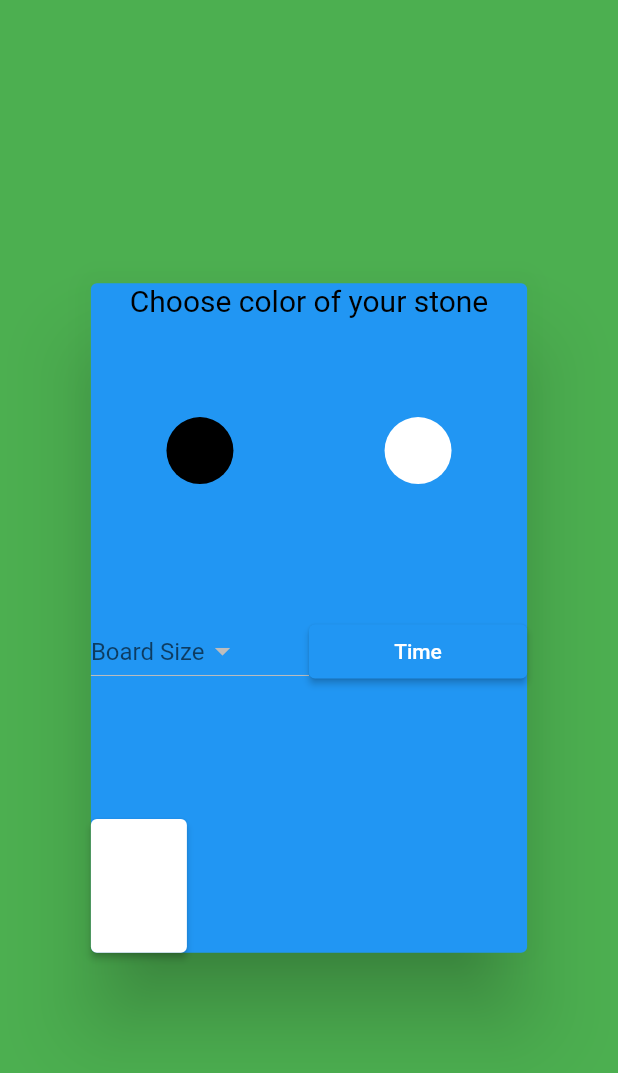
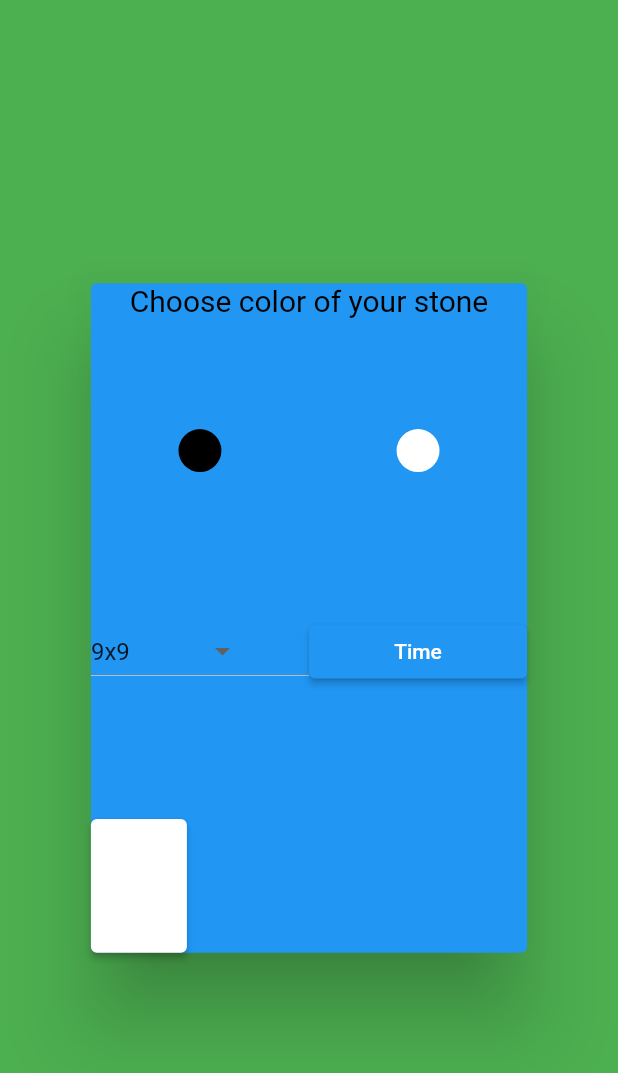
Before and after one commit to avnotaklu/FossGoApp, a Flutter app: the screen it shows once a user with an empty profile is signed in, after a tap on "join game", after a tap on "enter game", on a phone screen of 412 x 824 dp. Shown: the top 1073 px of the screen. Run offline on Flutter 3.47's test engine with Material 2 defaults, Android fonts, the phone set to English and light mode, and no system bars; our stand-ins replace cloud_firestore, firebase_auth, firebase_core, firebase_database, flutter_signin_button, google_sign_in and 2 more; missing offline and left inert: dart:ffi; accounts and stored records are empty.

Commit message:
Game start screen can add two players

```diff
--- a/lib/constants/constants.dart
+++ b/lib/constants/constants.dart
@@ -1 +1,2 @@
 const String title = "Go";
+const List<String> boardsizes = ["9x9", "13x13", "19x19"];
--- a/lib/gameplay.dart
+++ b/lib/gameplay.dart
@@ -36,7 +36,7 @@ class GameData extends InheritedWidget {
     UiData.timerController[turn % 2].pause();
     // turn = turn %2 == 0 ? 1 : 0;
     var thisGame =
-        MultiplayerData.of(context)?.database.child('game').child(match.id);
+        MultiplayerData.of(context)?.database.child('game').child(match.id as String);
     thisGame
         ?.child('moves')
         .update({(match.turn).toString(): position.toString()});
@@ -46,7 +46,7 @@ class GameData extends InheritedWidget {
   }
 
   DatabaseReference? getMatch(BuildContext context) {
-    return MultiplayerData.of(context)?.database.child('game').child(match.id);
+    return MultiplayerData.of(context)?.database.child('game').child(match.id as String);
   }
 
   get turn => match.turn;
@@ -310,7 +310,7 @@ class StoneLogic extends InheritedWidget {
     var map_ref = MultiplayerData.of(context)
         ?.database
         .child('game')
-        .child(GameData.of(context)!.match.id)
+        .child(GameData.of(context)!.match.id as String)
         .child('playgroundMap');
 
     if (checkInsertable(position)) {
--- a/lib/main.dart
+++ b/lib/main.dart
@@ -1,5 +1,6 @@
 import 'package:firebase_auth/firebase_auth.dart';
 // import 'package:/share/share.dart';
+import 'constants/constants.dart' as Constants;
 import 'package:flutter/cupertino.dart';
 import 'package:flutter/material.dart';
 import 'package:flutter/rendering.dart';
@@ -62,29 +63,39 @@ class GameScreen extends StatelessWidget {
   Widget build(BuildContext context) {
     var authBloc = Provider.of<AuthBloc>(context, listen: false);
 
-    authBloc.currentUser.listen((user) {
+    var newPlace;
     if (match == null) {
-        print("hurray");
-        var newPlace = MultiplayerData.of(context)?.game_ref.push();
-        match = GameMatch(9, 9, 5 * 60, newPlace.key,
-            {0: user?.uid, 1: null}); // Don't delete default values 0 or 1
-        // Json parser depends on it.
+      match = GameMatch.empty();
+      newPlace = MultiplayerData.of(context)?.game_ref.push();
+      match?.id = newPlace.key.toString();
       newPlace.set(match?.toJson());
-        // game = Game(0, match as GameMatch);
-      } else {
-        if (match?.uid[1] == null) {
-          match?.uid[1] = user?.uid;
-          MultiplayerData.of(context)
-              ?.gameRef
-              .child(match?.id.toString())
-              .child('uid')
-              .update({1.toString(): user?.uid.toString()});
     }
+    else {
+      newPlace = MultiplayerData.of(context)?.game_ref.child(match?.id.toString());
     }
-    });
+//     authBloc.currentUser.listen((user) {
+//       if (match == null) {
+//         print("hurray");
+//         var newPlace = MultiplayerData.of(context)?.game_ref.push();
+//         // match = GameMatch(9, 9, 5 * 60, newPlace.key,
+//         //     {0: user?.uid, 1: null}); // Don't delete default values 0 or 1
+//         // // Json parser depends on it.
+//         // newPlace.set(match?.toJson());
+//         // game = Game(0, match as GameMatch);
+//       } else {
+//         if (match?.uid?[1] == null) {
+//           match?.uid?[1] = user?.uid;
+//           MultiplayerData.of(context)
+//               ?.gameRef
+//               .child(match?.id.toString())
+//               .child('uid')
+//               .update({1.toString(): user?.uid.toString()});
+//         }
+//       }
+//     });
 
-    return Stack(children: [
-      Positioned.fill(
+    var curBoardSize = Constants.boardsizes[0];
+    return Positioned.fill(
         child: Container(
       child: FractionallySizedBox(
           widthFactor: 0.9,
@@ -106,12 +117,31 @@ class GameScreen extends StatelessWidget {
                         child: Row(
                             mainAxisAlignment: MainAxisAlignment.spaceAround,
                             children: [
-                                Container(),
-                                Expanded(
-                                    child: Stone(Colors.black, Position(0, 0))),
-                                Expanded(
-                                    child: Stone(Colors.white, Position(0, 0)))
+                              IconButton(
+                                  onPressed: () => {
+                                        match?.uid[0] =
+                                            MultiplayerData.of(context)
+                                                ?.curUser
+                                                .uid
+                                                .toString()
+                                      },
+                                  icon: Expanded(
+                                      child:
+                                          Stone(Colors.black, Position(0, 0)))),
+                              IconButton(
+                                  onPressed: () => {
+                                        match?.uid[1] =
+                                            MultiplayerData.of(context)
+                                                ?.curUser
+                                                .uid
+                                                .toString()
+                                      },
+                                  icon: Expanded(
+                                      child:
+                                          Stone(Colors.white, Position(0, 0)))),
                             ])),
+                    StatefulBuilder(
+                        builder: (BuildContext context, StateSetter setState) =>
                             Expanded(
                               flex: 5,
                               child: Row(
@@ -119,14 +149,31 @@ class GameScreen extends StatelessWidget {
                                   Expanded(
                                       flex: 1,
                                       child: DropdownButton(
-                                    hint: Text("Board Size"), items: [])),
+                                        value: curBoardSize,
+                                        hint: Text("Board Size"),
+                                        items: Constants.boardsizes
+                                            .map((String items) {
+                                          return DropdownMenuItem(
+                                            value: items,
+                                            child: Text(items),
+                                          );
+                                        }).toList(),
+                                        onChanged: (String? newValue) {
+                                          curBoardSize = newValue ?? "null";
+                                          match?.rows = int.parse(
+                                              newValue!.split("x")[0]);
+                                          match?.cols = int.parse(
+                                              newValue!.split("x")[1]);
+                                        },
+                                      )),
                                   Expanded(
                                       flex: 1,
                                       child: Row(children: [
                                         Expanded(
                                           flex: 2,
                                           child: ElevatedButton(
-                                      child: Container(child: Text("Time")),
+                                            child:
+                                                Container(child: Text("Time")),
                                             onPressed: () => showDialog(
                                               context: context,
                                               builder: (context) => Center(
@@ -135,7 +182,8 @@ class GameScreen extends StatelessWidget {
                                                   widthFactor: 1.0,
                                                   child: Dialog(
                                                     child: CupertinoTimerPicker(
-                                                  mode: CupertinoTimerPickerMode
+                                                        mode:
+                                                            CupertinoTimerPickerMode
                                                                 .hms,
                                                         onTimerDurationChanged:
                                                             (value) {
@@ -152,7 +200,7 @@ class GameScreen extends StatelessWidget {
                                       ])),
                                 ],
                               ),
-                      ),
+                            )),
                     Expanded(
                       flex: 2,
                       child: Row(children: [
@@ -162,6 +210,10 @@ class GameScreen extends StatelessWidget {
                               backgroundColor:
                                   MaterialStateProperty.all(Colors.white)),
                           onPressed: () {
+                            newPlace.set(match?.toJson());
+                            if ((match?.isComplete() ?? false) &&
+                                ((match?.bothPlayers().contains(null) ==
+                                    false))) {
                               Navigator.pushReplacement(
                                 context,
                                 MaterialPageRoute<void>(
@@ -169,6 +221,15 @@ class GameScreen extends StatelessWidget {
                                       Game(0, match as GameMatch),
                                 ),
                               );
+                            } else {
+                              Navigator.pushReplacement(
+                                context,
+                                MaterialPageRoute<void>(
+                                  builder: (BuildContext context) =>
+                                      const Text("Match wasn't created"),
+                                ),
+                              );
+                            }
                           },
                           child: Container(),
                         ),
@@ -176,7 +237,6 @@ class GameScreen extends StatelessWidget {
                     ),
                   ]))),
       decoration: BoxDecoration(color: Colors.green),
-      )),
-    ]);
+    ));
   }
 }
--- a/lib/playfield/board.dart
+++ b/lib/playfield/board.dart
@@ -117,7 +117,7 @@ class _StoneLayoutGridState extends State<StoneLayoutGrid> {
     MultiplayerData.of(context)
         ?.database
         .child('game')
-        .child(GameData.of(context)!.match.id)
+        .child(GameData.of(context)!.match.id as String)
         .child('moves')
         .onValue
         .listen((event) {
@@ -140,7 +140,7 @@ class _StoneLayoutGridState extends State<StoneLayoutGrid> {
     MultiplayerData.of(context)
         ?.database
         .child('game')
-        .child(GameData.of(context)!.match.id)
+        .child(GameData.of(context)!.match.id as String)
         .child('turn')
         .onValue
         .listen((event) {
--- a/lib/playfield/cell.dart
+++ b/lib/playfield/cell.dart
@@ -52,7 +52,7 @@ class _CellState extends State<Cell> {
           return GestureDetector(
             onTap: () {
               MultiplayerData.of(context)?.move_ref.set({'pos' :  widget.position.toString()});
-              if ((StoneLogic.of(context)?.playground_Map[widget.position] == null) && (GameData.of(context)?.match.uid[GameData.of(context)?.turn % 2]) == MultiplayerData.of(context)?.curUser.uid) { // If position is null and this is users turn, place stone
+              if ((StoneLogic.of(context)?.playground_Map[widget.position] == null) && (GameData.of(context)?.match.uid?[GameData.of(context)?.turn % 2]) == MultiplayerData.of(context)?.curUser.uid) { // If position is null and this is users turn, place stone
                 setState(() {
                   if (StoneLogic.of(context)?.handleStoneUpdate(widget.position, context) ??  true) // TODO revisit this and make sure it does the right thing
                   {
--- a/lib/playfield/game.dart
+++ b/lib/playfield/game.dart
@@ -1,11 +1,14 @@
+import 'dart:collection';
 import 'dart:math';
 
 import 'package:firebase_auth/firebase_auth.dart';
 import 'package:firebase_database/firebase_database.dart';
 import 'package:flutter/material.dart';
+import 'package:go/playfield/stone.dart';
 import 'package:go/services/auth_bloc.dart';
 import 'package:go/utils/models.dart';
 import 'package:go/ui/game_ui.dart';
+import 'package:go/utils/position.dart';
 import 'package:provider/provider.dart';
 import 'dart:core';
 import '../gameplay.dart';
@@ -22,9 +25,9 @@ class Game extends StatelessWidget {
   GameMatch match;
 
   Game(this.playerTurn, this.match) // Board
-      : board = Board(match.rows, match.cols, match.playgroundMap) {
+      : board = Board(match.rows as int, match.cols as int, match.playgroundMap as Map<Position?,Stone?>) {
     print('moves');
-    match.moves.forEach((element) {
+    match.moves?.forEach((element) {
       print(element.toString());
     });
     print('moves');
--- a/lib/ui/game_ui.dart
+++ b/lib/ui/game_ui.dart
@@ -127,7 +127,7 @@ class _TimeWatchState extends State<TimeWatch> {
   Widget build(BuildContext context) {
     return Countdown(
       controller: widget.mController,
-      seconds: GameData.of(context)!.match.time,
+      seconds: GameData.of(context)!.match.time as int,
       build: (BuildContext context, double time) => Row(
         mainAxisAlignment: MainAxisAlignment.center,
         crossAxisAlignment: CrossAxisAlignment.center,
--- a/lib/utils/models.dart
+++ b/lib/utils/models.dart
@@ -9,18 +9,19 @@ import 'dart:convert';
 
 class GameMatch {
   bool runStatus = true;
-  Map<int?, String?> uid;
-  int rows;
-  int cols;
-  List<Position?> moves = [];
-  Map<Position, Stone?> playgroundMap = {}; // int gives player id
-  String id;
-  int time;
-  int _turn;
+  Map<int?, String?> uid = {};
+  int? rows;
+  int? cols;
+  List<Position?>? moves = [];
+  Map<Position, Stone?>? playgroundMap = {}; // int gives player id
+  String? id;
+  int? time;
+  int _turn = 0;
 
   GameMatch(this.rows, this.cols, this.time, this.id,
-      [this.uid = const {null: null}])
-      : _turn = 0;
+      [this.uid = const {null: null}]);
+
+  GameMatch.empty();
   GameMatch.fromJson(Map<dynamic, dynamic> json)
       : rows = int.parse(json['rows']),
         cols = int.parse(json['cols']),
@@ -36,9 +37,9 @@ class GameMatch {
     json['moves']?.forEach((v) {
       if (v != null) {
         if (v == "null") {
-          moves.add(null);
+          moves?.add(null);
         } else
-          moves.add(Position.fromString(v));
+          moves?.add(Position.fromString(v));
       }
     });
 
@@ -46,21 +47,21 @@ class GameMatch {
     json['playgroundMap']?.forEach((k, v) {
       var currentClusterID = int.parse(v.split(' ')[1]);
       var previousClusterTrackingPosition = clusterRefer[currentClusterID];
-      playgroundMap[previousClusterTrackingPosition]
+      playgroundMap?[previousClusterTrackingPosition]
           ?.cluster
           .data
           .add(Position.fromString(k));
 
       clusterRefer[currentClusterID] = Position.fromString(k);
 
-      playgroundMap[clusterRefer[currentClusterID] as Position] = Stone(
+      playgroundMap?[clusterRefer[currentClusterID] as Position] = Stone(
           int.parse(v.split(' ')[0]) == 0 ? Colors.black : Colors.white,
           clusterRefer[currentClusterID] as Position);
-      playgroundMap[clusterRefer[currentClusterID] as Position]?.cluster =
-          playgroundMap[previousClusterTrackingPosition]?.cluster ??
-              playgroundMap[clusterRefer[currentClusterID] as Position]?.cluster
+      playgroundMap?[clusterRefer[currentClusterID] as Position]?.cluster =
+          playgroundMap?[previousClusterTrackingPosition]?.cluster ??
+              playgroundMap?[clusterRefer[currentClusterID] as Position]?.cluster
                   as Cluster;
-      playgroundMap[clusterRefer[currentClusterID] as Position]
+      playgroundMap?[clusterRefer[currentClusterID] as Position]
           ?.cluster
           .freedoms = int.parse(v.split(' ')[2]);
     });
@@ -88,6 +89,14 @@ class GameMatch {
   set turn(dynamic val) {
     _turn = val;
   }
+
+  bool isComplete() {
+    return !toJson().values.contains(null);
+  }
+
+  List<String?> bothPlayers() {
+    return [uid[0],uid[1]];
+  }
 }
 
 class Move {
```
Lines whose indentation alone changed are shown as unchanged.
